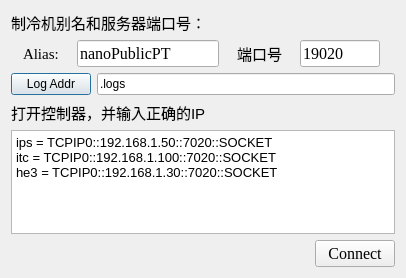
Before: the Qt Designer form ui/connect_window.ui in Ming11572/OxfordPTController, drawn with Qt 5.
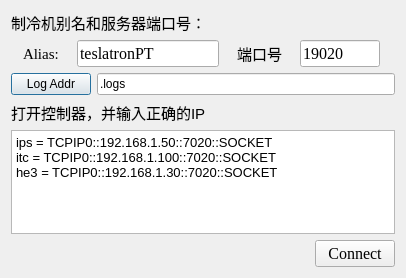
After: the same form once the commit is applied.

```diff
--- a/ui/connect_window.ui
+++ b/ui/connect_window.ui
@@ -62,7 +62,7 @@
         </font>
        </property>
        <property name="text">
-        <string>nanoPublicPT</string>
+        <string>teslatronPT</string>
        </property>
       </widget>
      </item>
```
Left out of the diff: 4 changed lines with no effect on the pictures.
